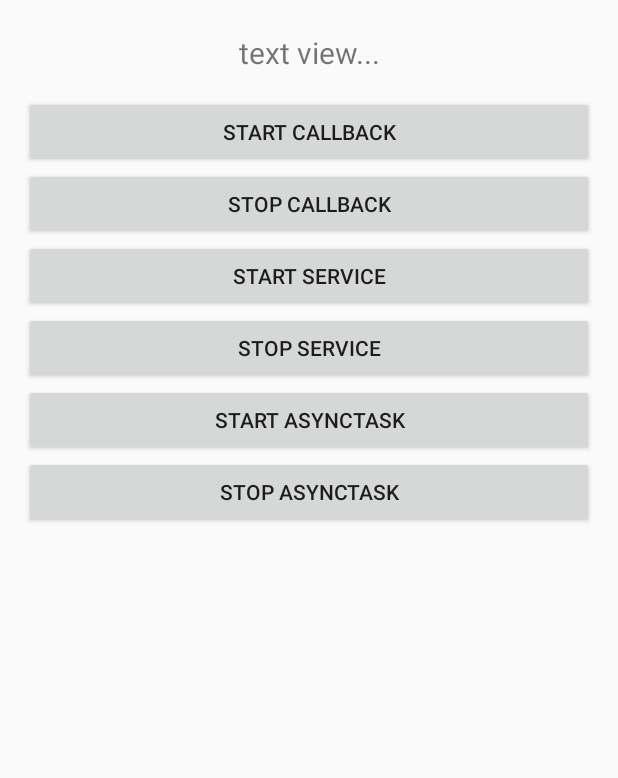
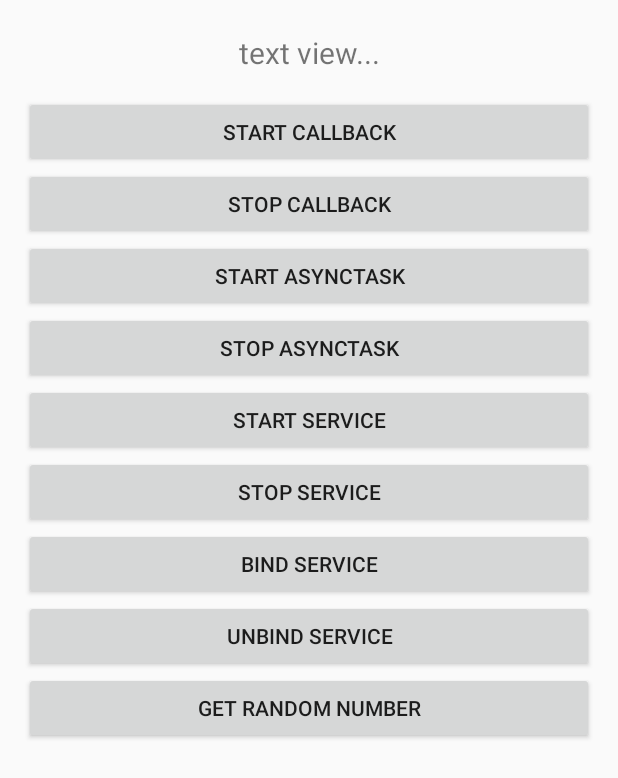
Before and after one commit to giyoon21c/Speech, an Android app: the layout activity_main.xml on its own in the app's theme, with its tools: preview values and no code run, on a phone screen of 412 x 824 dp. Shown: the top 778 px of the screen. Run offline under Robolectric (Android 15) with nearby library versions, the phone set to English and light mode, and no system bars.

Commit message:
random number generator service almost working

```diff
--- a/app/src/main/res/layout/activity_main.xml
+++ b/app/src/main/res/layout/activity_main.xml
@@ -38,8 +38,22 @@
     <Button
         android:layout_width="match_parent"
         android:layout_height="wrap_content"
+        android:id="@+id/buttonStartAsyncTask"
+        android:layout_below="@id/buttonStopCallback"
+        android:text="Start AsyncTask"/>
+
+    <Button
+        android:layout_width="match_parent"
+        android:layout_height="wrap_content"
+        android:id="@+id/buttonStopAsyncTask"
+        android:layout_below="@id/buttonStartAsyncTask"
+        android:text="Stop AsyncTask"/>
+
+    <Button
+        android:layout_width="match_parent"
+        android:layout_height="wrap_content"
         android:id="@+id/buttonStartService"
-        android:layout_below="@id/buttonStopCallback"
+        android:layout_below="@id/buttonStopAsyncTask"
         android:text="Start service"/>
 
     <Button
@@ -52,16 +66,22 @@
     <Button
         android:layout_width="match_parent"
         android:layout_height="wrap_content"
-        android:id="@+id/buttonStartAsyncTask"
+        android:id="@+id/buttonBindService"
         android:layout_below="@id/buttonStopService"
-        android:text="Start AsyncTask"/>
+        android:text="Bind Service"/>
 
     <Button
         android:layout_width="match_parent"
         android:layout_height="wrap_content"
-        android:id="@+id/buttonStopAsyncTask"
-        android:layout_below="@id/buttonStartAsyncTask"
-        android:text="Stop AsyncTask"/>
+        android:id="@+id/buttonUnBindService"
+        android:layout_below="@id/buttonBindService"
+        android:text="UnBind Service"/>
 
+    <Button
+        android:layout_width="match_parent"
+        android:layout_height="wrap_content"
+        android:id="@+id/buttonGetRandomNumber"
+        android:layout_below="@id/buttonUnBindService"
+        android:text="Get Random Number"/>
 
 </RelativeLayout>
```
Also changed, not shown: app/src/main/java/com/example/android/myapplication/MainActivity.java (+46 -14 lines), app/src/main/java/com/example/android/myapplication/MyService.java (+5 -2 lines).
